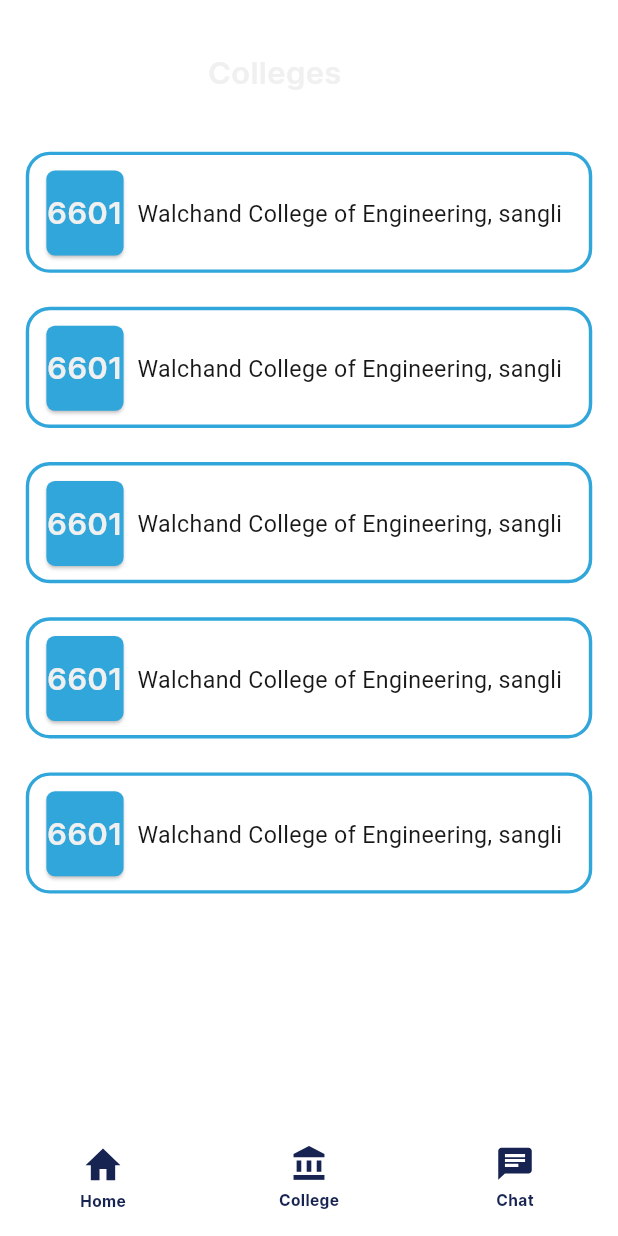
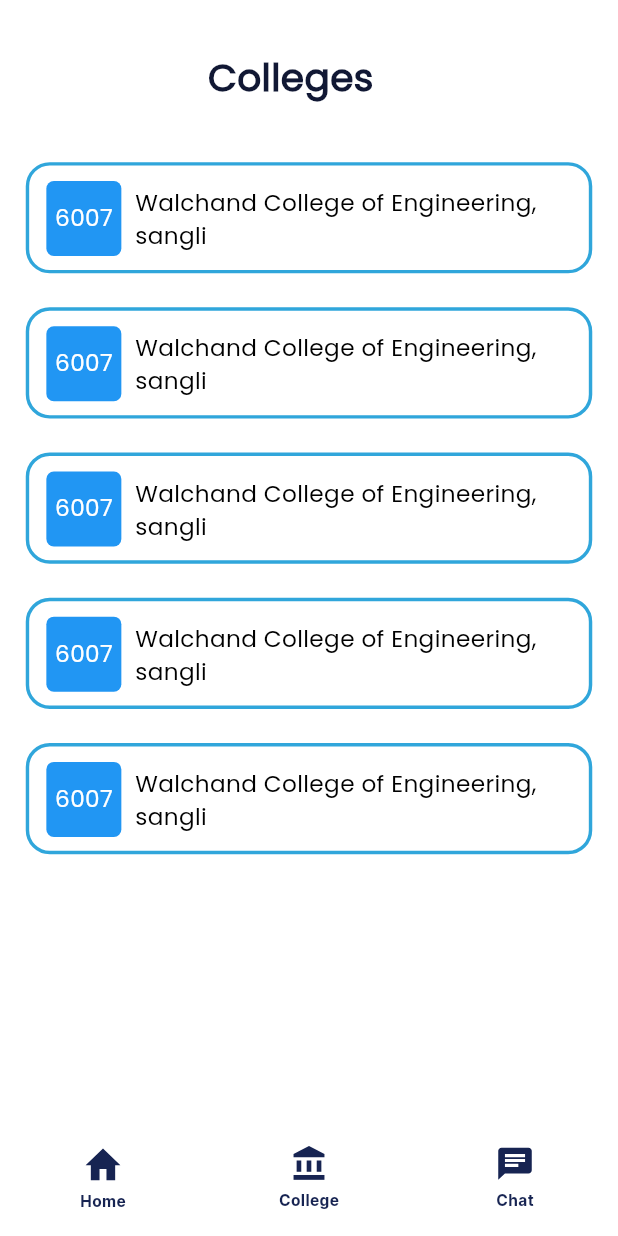
Before and after one commit to sandeshshinde30/EduConsult, a Flutter app: the CollegeListScreen screen opened by its route, on a phone screen of 412 x 824 dp. Run offline on Flutter 3.47's test engine with Material 3 defaults, Android fonts, the light colour scheme and no system bars; our stand-ins replace cached_network_image, flutter_svg.

Commit message:
college list updated

```diff
--- a/EduConsult/lib/presentation/college_list_screen/college_list_screen.dart
+++ b/EduConsult/lib/presentation/college_list_screen/college_list_screen.dart
@@ -29,7 +29,7 @@
                 padding: EdgeInsets.only(left: 106.h),
                 child: Text(
                   "Colleges",
-                  style: theme.textTheme.titleLarge,
+                  style: TextStyle(color: Color.fromARGB(255, 17, 24, 52),fontSize: 25,fontWeight: FontWeight.bold),
                 ),
               ),
               SizedBox(height: 37.v),
--- a/EduConsult/lib/presentation/college_list_screen/widgets/collegelist_item_widget.dart
+++ b/EduConsult/lib/presentation/college_list_screen/widgets/collegelist_item_widget.dart
@@ -33,7 +33,7 @@
                 "Walchand College of Engineering, sangli",
                 maxLines: 2,
                 overflow: TextOverflow.ellipsis,
-                style: CustomTextStyles.labelLargeGray90001,
+                style: TextStyle(color: Colors.black),
               ),
             ),
           ),
@@ -44,9 +44,15 @@
 
   /// Section Widget
   Widget _buildSixThousandSixHundredOne(BuildContext context) {
-    return CustomElevatedButton(
-      width: 45.h,
-      text: "6601",
+    return Container(
+      height: 50,
+      width: 50,
+      decoration: BoxDecoration(
+        borderRadius: BorderRadius.circular(5),
+            color: Colors.blue
+      ),
+      child:Center(child: Text( "6007",style: TextStyle(color: Colors.white),)),
+
       margin: EdgeInsets.only(top: 1.v),
     );
   }
```
